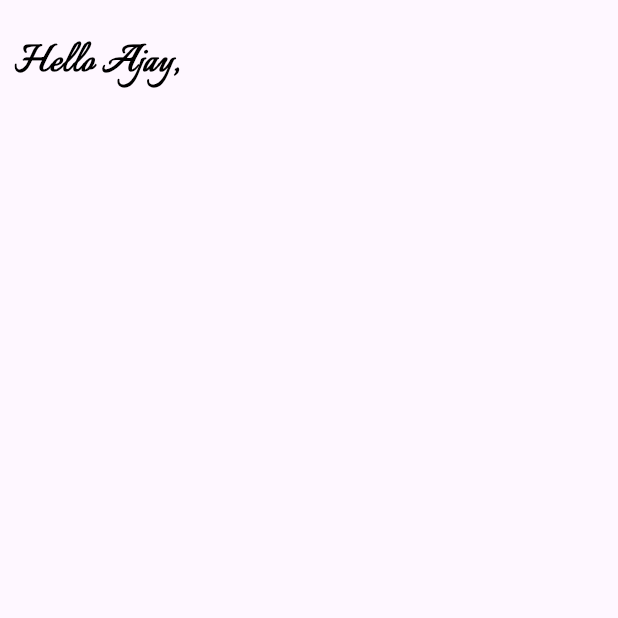
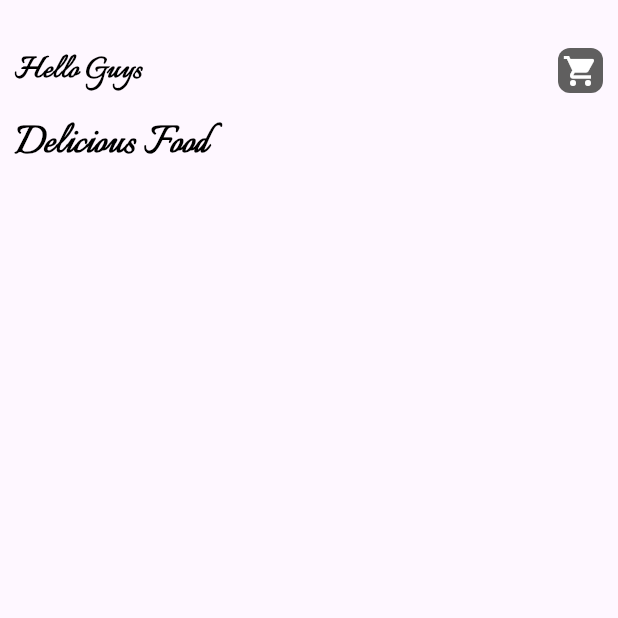
Before and after one commit to ajay-sharma93/ecommerce_one, a Flutter app: the Home screen opened directly, on a phone screen of 412 x 824 dp, the top half of it. Run offline on Flutter 3.47's test engine with Material 3 defaults, Android fonts, the light colour scheme and no system bars.

Commit message:
i have made the widget folder where i have created a dart file name widget_support.dart where the font size and fontstyle is placed init which will reduce our code

```diff
--- a/lib/main.dart
+++ b/lib/main.dart
@@ -1,3 +1,4 @@
+import 'package:ecommerce/pages/home.dart';
 import 'package:flutter/material.dart';
 
 void main() {
@@ -17,11 +18,8 @@ class MyApp extends StatelessWidget {
 
         colorScheme: ColorScheme.fromSeed(seedColor: Colors.deepPurple),
       ),
-      home: const Scaffold(body: Column(children: [Padding(
-        padding: EdgeInsets.all(8.0),
-        child: Text('hello',style: TextStyle(fontWeight: FontWeight.bold),),
-      )
-      ],),),
+      home: Home(),
     );
+
   }
 }
--- a/lib/pages/home.dart
+++ b/lib/pages/home.dart
@@ -1,3 +1,4 @@
+import 'package:ecommerce/widgets/widget_support.dart';
 import 'package:flutter/material.dart';
 
 class Home extends StatefulWidget {
@@ -12,10 +13,28 @@ class _HomeState extends State<Home> {
   Widget build(BuildContext context) {
     return Scaffold(
       body: Container(
-        margin: EdgeInsets.only(top: 20.0,left: 10.0,right: 10.0),
+        margin: EdgeInsets.only(top: 30.0,left: 10.0,right: 10.0),
         child: Column(
+          crossAxisAlignment: CrossAxisAlignment.start,
+          children: [
+            Row(
+              mainAxisAlignment: MainAxisAlignment.spaceBetween,
+              children: [
+                Text(
+                  "Hello Guys",
+                  style: AppWidget.boldTextFieldStyle()
+                ),
+                Container(
+              padding: EdgeInsets.all(3),
+              decoration: BoxDecoration(color: const Color.fromARGB(255, 96, 95, 95),borderRadius: BorderRadius.circular(8)),
+              child: Icon(Icons.shopping_cart,color: Colors.white,),
+              ),
+              ],
+            ),
+            SizedBox(height: 10,),
+            Text("Delicious Food",style: AppWidget.headlineTextFieldStyle(),)
 
-        children: [Text("Hello Ajay,",style: TextStyle(color: Colors.black,fontSize: 30.0,fontWeight: FontWeight.bold,fontFamily: 'Italianno'),)],
+          ],
         ),
       ),
     );
--- /dev/null
+++ b/lib/widgets/widget_support.dart
@@ -0,0 +1,25 @@
+
+
+import 'package:flutter/material.dart';
+
+class AppWidget{
+  static TextStyle boldTextFieldStyle(){
+    return TextStyle(
+      color:
+       Colors.black,
+       fontSize: 24.0,
+       fontWeight: FontWeight.bold,
+       fontFamily: 'Italianno');
+
+  }
+  static TextStyle headlineTextFieldStyle(){
+    return TextStyle(
+      color:
+       Colors.black,
+       fontSize: 30.0,
+       fontWeight: FontWeight.bold,
+       fontFamily: 'Italianno');
+
+  }
+
+}
--- a/pubspec.yaml
+++ b/pubspec.yaml
@@ -77,7 +77,6 @@ flutter:
     - family: Italianno
       fonts:
         - asset: fonts/Italianno-Regular.ttf
-        - asset: fonts/Schyler-Italic.ttf
   #         style: italic
   #   - family: Trajan Pro
   #     fonts:
```
